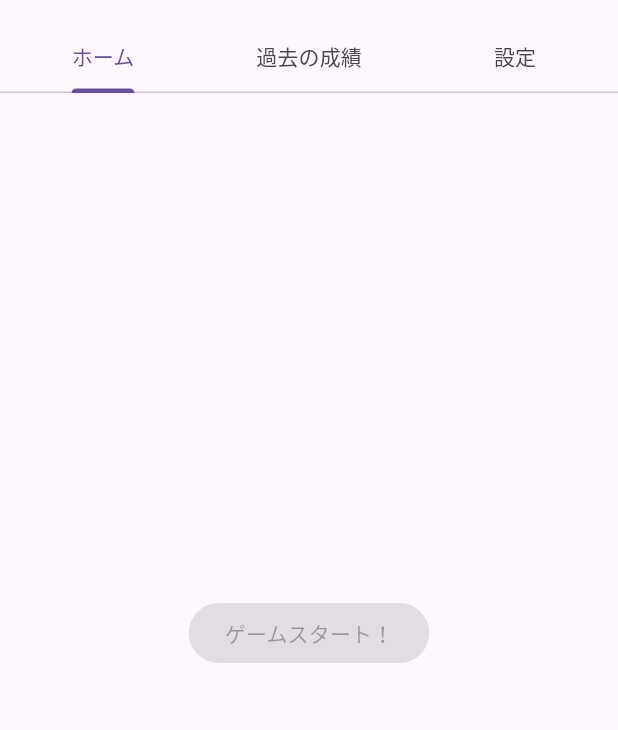
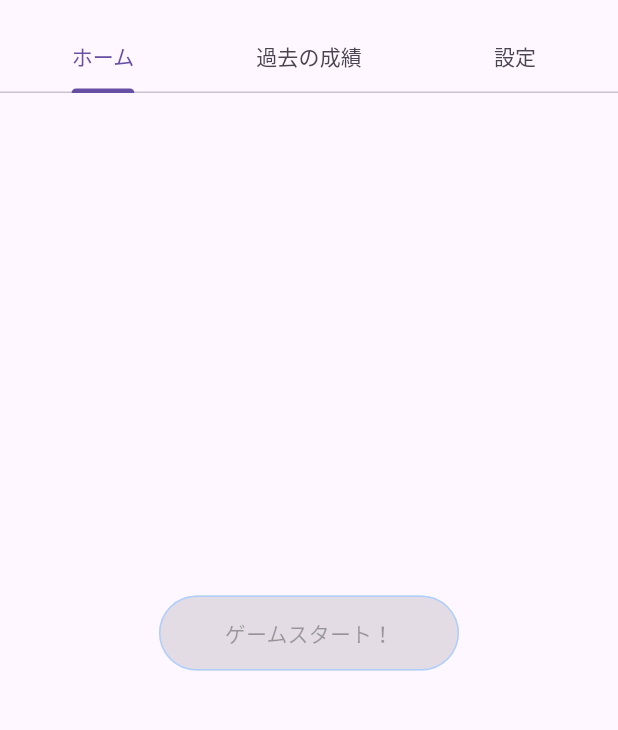
Before and after one commit to tarofess/family_game_score, a Flutter app: the screen it shows after launch, on a phone screen of 412 x 824 dp, the part 63-793 px from its top. Run offline on Flutter 3.47's test engine with Material 3 defaults, Android fonts, the light colour scheme and no system bars; our stand-ins replace flutter_riverpod, freezed_annotation, grouped_list, sqflite; accounts and stored records are empty.

Commit message:
UIの微調整

```diff
--- a/lib/view/home_view.dart
+++ b/lib/view/home_view.dart
@@ -29,6 +29,11 @@ class HomeView extends ConsumerWidget {
                           );
                         }
                       : null,
+                  style: ElevatedButton.styleFrom(
+                    side: const BorderSide(
+                        color: Color.fromARGB(255, 174, 206, 255)),
+                    minimumSize: const Size(200, 50),
+                  ),
                   child: sessionData == null
                       ? const Text('ゲームスタート！')
                       : const Text('ゲーム再開！'),
--- a/lib/view/ranking_view.dart
+++ b/lib/view/ranking_view.dart
@@ -16,8 +16,7 @@ class RankingView extends ConsumerWidget {
 
     return Scaffold(
       appBar: AppBar(
-        title:
-            session.value == null ? const Text('ランキング') : const Text('現在の順位'),
+        title: session.value == null ? const Text('結果発表') : const Text('現在の順位'),
         actions: [
           if (session.value == null)
             IconButton(
--- a/lib/view/result_history_view.dart
+++ b/lib/view/result_history_view.dart
@@ -19,7 +19,7 @@ class ResultHistoryView extends ConsumerWidget {
                 groupSeparatorBuilder: (String value) => Padding(
                   padding: const EdgeInsets.all(8.0),
                   child: Text(
-                    value,
+                    '日時: $value',
                     textAlign: TextAlign.center,
                     style: const TextStyle(
                         fontSize: 20, fontWeight: FontWeight.bold),
```
Also changed, not shown: lib/view/scoring_view.dart (+6 -1 lines), lib/view/setting_view.dart (+10 -1 lines).
